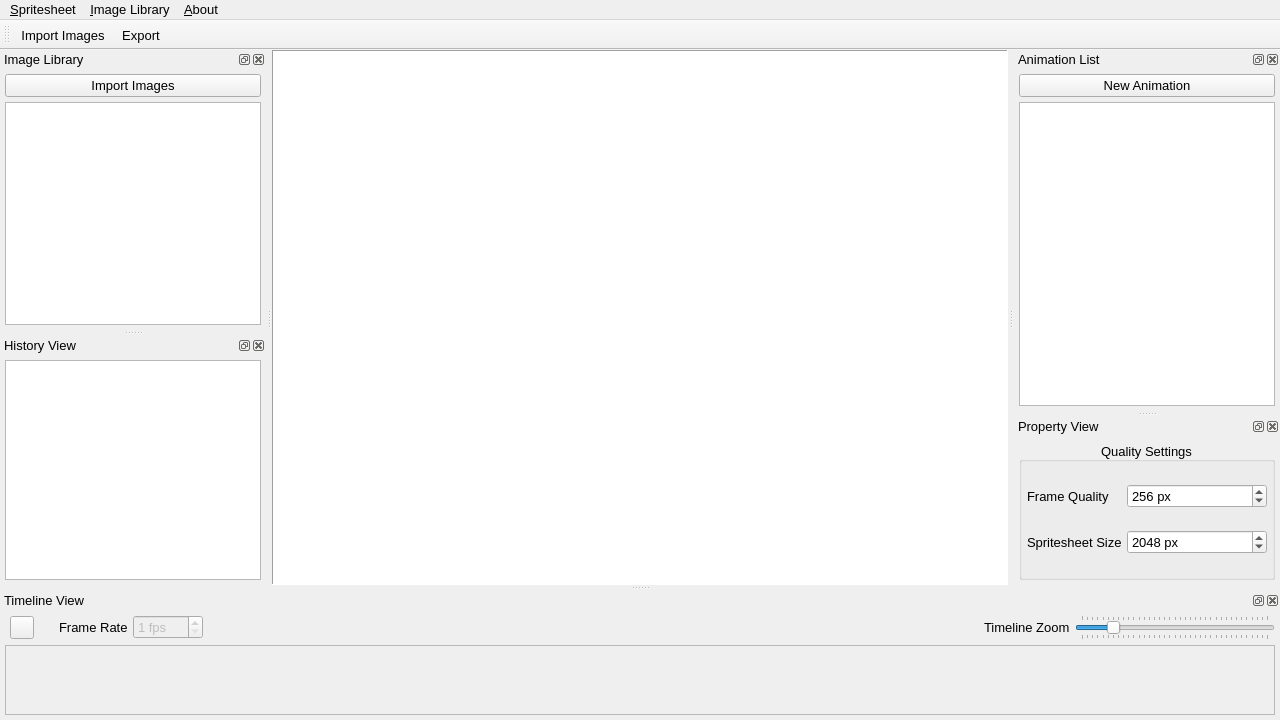
Above: Project/Source/mainwindow.ui from BluFedora/SR-Spritesheet-Manager before the change. Below: the same form after it.
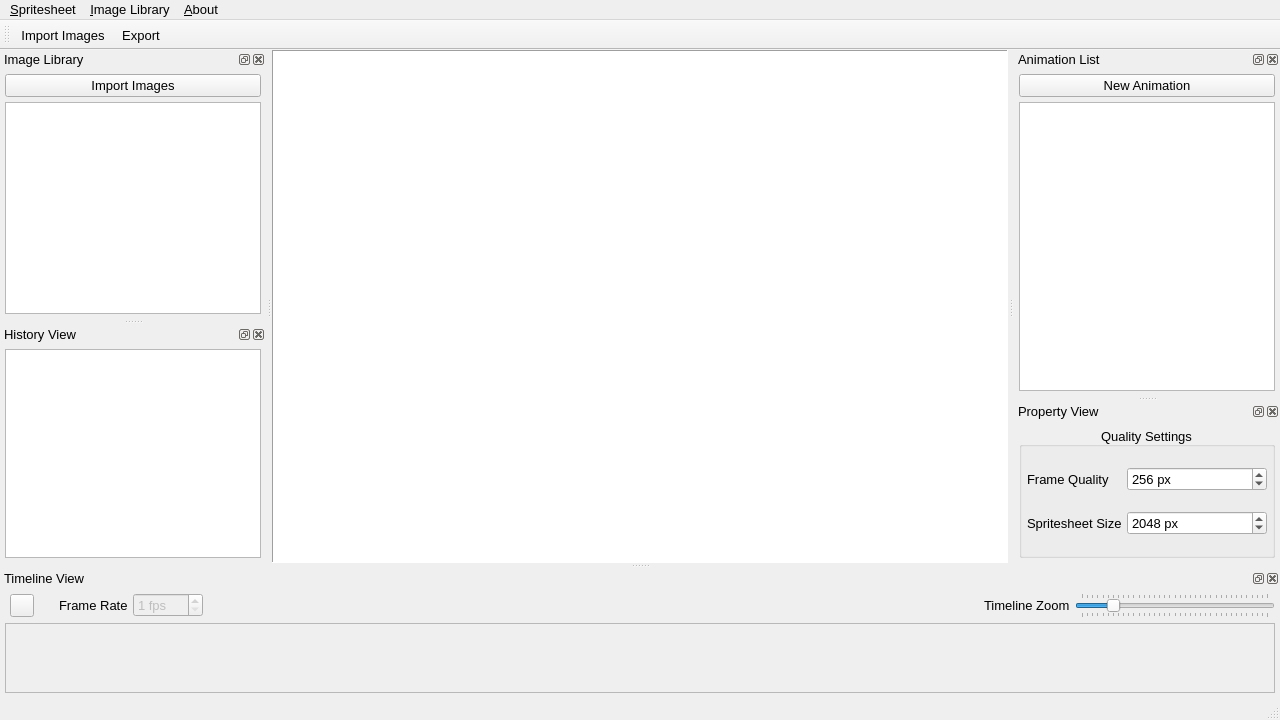
That is the form after the change. Icons and pictures are not drawn. Custom widgets are drawn as their Qt base class.

Patch:
```diff
--- a/Project/Source/mainwindow.ui
+++ b/Project/Source/mainwindow.ui
@@ -704,6 +704,13 @@
    <addaction name="m_ActionImportImages"/>
    <addaction name="m_ActionExportSpritesheet"/>
   </widget>
+  <widget class="QStatusBar" name="m_StatusBar">
+   <property name="font">
+    <font>
+     <pointsize>8</pointsize>
+    </font>
+   </property>
+  </widget>
   <action name="m_ActionProjectSave">
    <property name="icon">
     <iconset resource="../Resources/ResourceFile.qrc">
```
